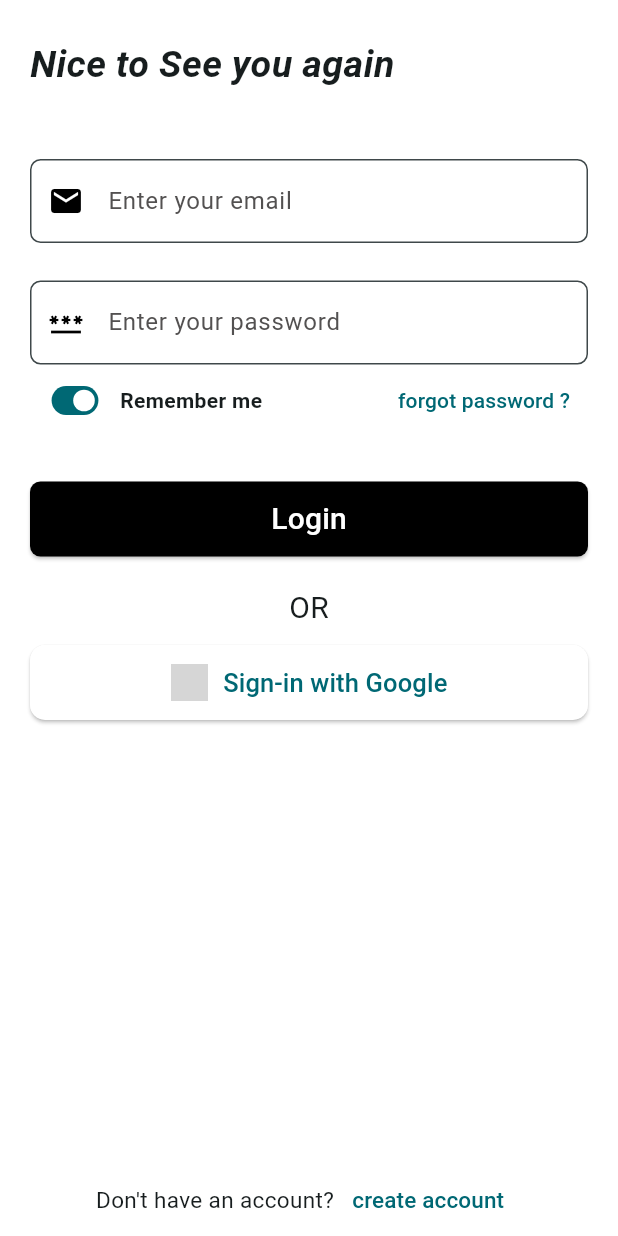
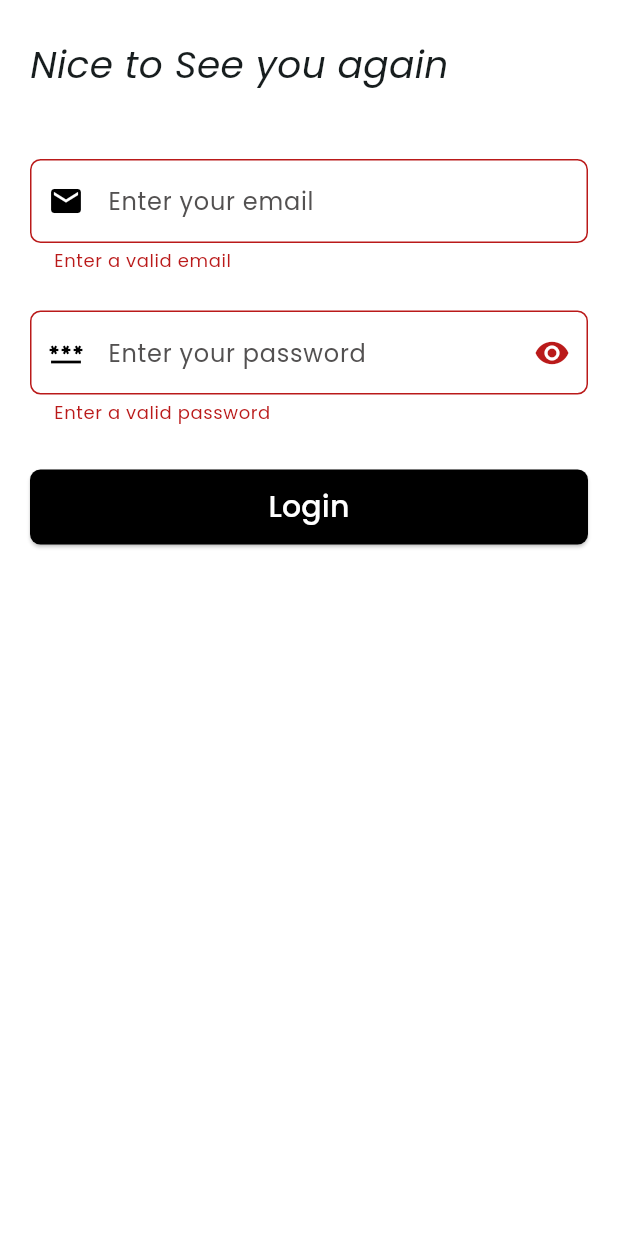
Before and after one commit to irfanMaitexa/wedweel, a Flutter app: the screen it shows after launch, after a tap on "Login", on a phone screen of 412 x 824 dp. Run offline on Flutter 3.47's test engine with Material 3 defaults, Android fonts, the phone set to English and light mode, and no system bars; our stand-ins replace firebase_auth, firebase_core; accounts and stored records are empty; network calls fail; grey boxes are pictures that could not be loaded.

Commit message:
adminlogin

```diff
--- /dev/null
+++ b/lib/admin/screen/loginadmin.dart
@@ -0,0 +1,159 @@
+import 'package:flutter/material.dart';
+import 'package:wedweel/admin/services/authservices.dart';
+
+class LoginAdmin extends StatefulWidget {
+  LoginAdmin({super.key});
+
+  @override
+  State<LoginAdmin> createState() => _LoginAdminState();
+}
+
+class _LoginAdminState extends State<LoginAdmin> {
+  final _formKey = GlobalKey<FormState>();
+
+  String? validateEmail(String email) {
+    final RegExp emailRegExp = RegExp(
+      r'^[a-zA-Z0-9.!#$%&’*+/=?^_`{|}~-]+@[a-zA-Z0-9-]+(?:\.[a-zA-Z0-9-]+)*$',
+    );
+    bool isvalid = emailRegExp.hasMatch(email);
+    if (isvalid) {
+      return null;
+    } else {
+      return 'Enter a valid email';
+    }
+  }
+
+  String? validatePassword(String password) {
+    final RegExp passwordRegExp = RegExp(
+      r'^(?=.*[a-z])(?=.*[A-Z])(?=.*\d)(?=.*[@$!%*?&])[A-Za-z\d@$!%*?&]{8,}$',
+    );
+    bool isvalid = passwordRegExp.hasMatch(password);
+
+    return isvalid ? null : 'Enter a valid password';
+  }
+
+  bool kann = true;
+
+  TextEditingController email = TextEditingController();
+  TextEditingController password = TextEditingController();
+
+  @override
+  Widget build(BuildContext context) {
+    return Scaffold(
+      resizeToAvoidBottomInset: false,
+      body: SafeArea(
+        child: Form(
+          key: _formKey,
+          child: SingleChildScrollView(
+            child: Container(
+              decoration: const BoxDecoration(),
+              child: Padding(
+                padding: const EdgeInsets.symmetric(horizontal: 20),
+                child: Column(
+                  mainAxisAlignment: MainAxisAlignment.center,
+                  children: [
+                    const SizedBox(
+                      height: 25,
+                    ),
+                    Container(
+                      alignment: Alignment.centerLeft,
+                      child: const Text(
+                        "Nice to See you again",
+                        style: TextStyle(
+                          fontSize: 25,
+
+                          fontStyle: FontStyle.italic,
+                        ),
+                      ),
+                    ),
+                    const SizedBox(
+                      height: 45,
+                    ),
+                    TextFormField(
+                      controller: email,
+                      validator: (value) {
+                        return validateEmail(value!);
+                      },
+                      decoration: InputDecoration(
+                        border: OutlineInputBorder(
+                            borderRadius: BorderRadius.circular(7),
+                            borderSide: BorderSide(color: Colors.grey)),
+                        labelText: 'Enter your email ',
+                        labelStyle: const TextStyle(
+                          color: Color.fromARGB(255, 83, 81, 81),
+                        ),
+                        prefixIcon: const Icon(Icons.email),
+                        prefixIconColor: const Color.fromARGB(255, 0, 0, 0),
+                        filled: true,
+                        fillColor: const Color.fromARGB(255, 255, 255, 255),
+                      ),
+                    ),
+                    const SizedBox(
+                      height: 25,
+                    ),
+                    TextFormField(
+                      controller: password,
+                      obscureText: kann,
+                      validator: (value) {
+                        return validatePassword(value!);
+                      },
+                      decoration: InputDecoration(
+                        labelText: 'Enter your password',
+                        labelStyle: const TextStyle(
+                          color: Color.fromARGB(255, 83, 81, 81),
+                        ),
+                        border: OutlineInputBorder(
+                          borderRadius: BorderRadius.circular(7),
+                          borderSide: BorderSide(color: Colors.grey),
+                        ),
+                        prefixIcon: const Icon(Icons.password),
+                        suffixIcon: IconButton(
+                            onPressed: () {
+                              kann = !kann;
+                              setState(() {});
+                            },
+                            icon: Icon(kann
+                                ? Icons.remove_red_eye
+                                : Icons.visibility_off)),
+                        prefixIconColor: const Color.fromARGB(255, 0, 0, 0),
+                        filled: true,
+                        fillColor: const Color.fromARGB(255, 255, 255, 255),
+                      ),
+                    ),
+                    const SizedBox(
+                      height: 30,
+                    ),
+                    ElevatedButton(
+                      style: ElevatedButton.styleFrom(
+                        backgroundColor: Colors.black,
+                        shape: RoundedRectangleBorder(
+                          borderRadius: BorderRadius.circular(7),
+                        ),
+                        fixedSize: const Size(double.maxFinite, 50),
+                      ),
+                      onPressed: () {
+                        if (_formKey.currentState!.validate()) {
+                          AdminAuthServices().Signin(
+                              email: email.text,
+                              password: password.text,
+                              context: context);
+                        }
+                      },
+                      child: const Text(
+                        'Login',
+                        style: TextStyle(
+                          fontSize: 20,
+                          color: Colors.white,
+                        ),
+                      ),
+                    ),
+                  ],
+                ),
+              ),
+            ),
+          ),
+        ),
+      ),
+    );
+  }
+}
--- /dev/null
+++ b/lib/admin/services/authservices.dart
@@ -0,0 +1,23 @@
+import 'package:firebase_auth/firebase_auth.dart';
+import 'package:flutter/material.dart';
+
+class AdminAuthServices {
+  final firebaseauth = FirebaseAuth.instance;
+  void Signin(
+      {required String email,
+      required String password,
+      required BuildContext context}) async {
+    try {
+      print(email);
+      print(password);
+      await firebaseauth.signInWithEmailAndPassword(
+          email: email, password: password);
+
+      ScaffoldMessenger.of(context)
+          .showSnackBar(SnackBar(content: Text('Login Successfull')));
+    } on FirebaseAuthException catch (e) {
+      ScaffoldMessenger.of(context)
+          .showSnackBar(SnackBar(content: Text(e.code.toString())));
+    }
+  }
+}
--- a/lib/main.dart
+++ b/lib/main.dart
@@ -1,14 +1,16 @@
 import 'package:firebase_core/firebase_core.dart';
 import 'package:flutter/material.dart';
 import 'package:wedweel/firebase_options.dart';
-import 'package:wedweel/user/screen/lok.dart';
-//import 'package:wedweel/user/screen/signupscreen.dart';
+//import 'package:wedweel/user/screen/loginscreen.dart';
+//import 'package:wedweel/user/screen/lok.dart';
+import 'package:wedweel/user/screen/signupscreen.dart';
+import 'admin/screen/loginadmin.dart';
 
-void main()  async{
+void main() async {
   WidgetsFlutterBinding.ensureInitialized();
   await Firebase.initializeApp(
     options: DefaultFirebaseOptions.currentPlatform,
-);
+  );
   runApp(const MyApp());
 }
 
@@ -21,13 +23,16 @@ class MyApp extends StatelessWidget {
     return MaterialApp(
       title: 'Flutter Demo',
       theme: ThemeData(
-        scaffoldBackgroundColor:  Colors.white,
-        colorScheme: ColorScheme.fromSeed(seedColor: const Color.fromARGB(255, 255, 255, 255)),
+        fontFamily: 'Poppins',
+        scaffoldBackgroundColor: Colors.white,
+        colorScheme: ColorScheme.fromSeed(
+          seedColor: const Color.fromARGB(255, 255, 255, 255),
+        ),
         useMaterial3: true,
       ),
-      home:// Signupscreen(),
-      Lok(),
-
+      home: LoginAdmin(),
+      //  Lok(),
+      //Loginscreen(),
     );
   }
 }
--- a/lib/user/screen/lok.dart
+++ b/lib/user/screen/lok.dart
@@ -6,6 +6,7 @@ class Lok extends StatelessWidget {
   @override
   Widget build(BuildContext context) {
     return Scaffold(
+
       resizeToAvoidBottomInset: false,
       body: SafeArea(
         child: Center(
```
Also changed, not shown: lib/config.dart (added, +14 -0 lines), lib/user/screen/layers/layer1.dart (added, +19 -0 lines), lib/user/screen/layers/layer2.dart (added, +20 -0 lines), lib/user/screen/layers/layer3.dart (added, +179 -0 lines), lib/user/screen/loginscreen.dart (+143 -26 lines), pubspec.yaml (+18 -7 lines), asset/fonts/Poppins-Bold.ttf (added), asset/fonts/Poppins-Italic.ttf (added), asset/fonts/Poppins-Medium.ttf (added), asset/fonts/Poppins-Regular.ttf (added), asset/icon_apple.png (added), asset/icon_google.png (added), asset/primaryBg.png (added), 3 other files.
